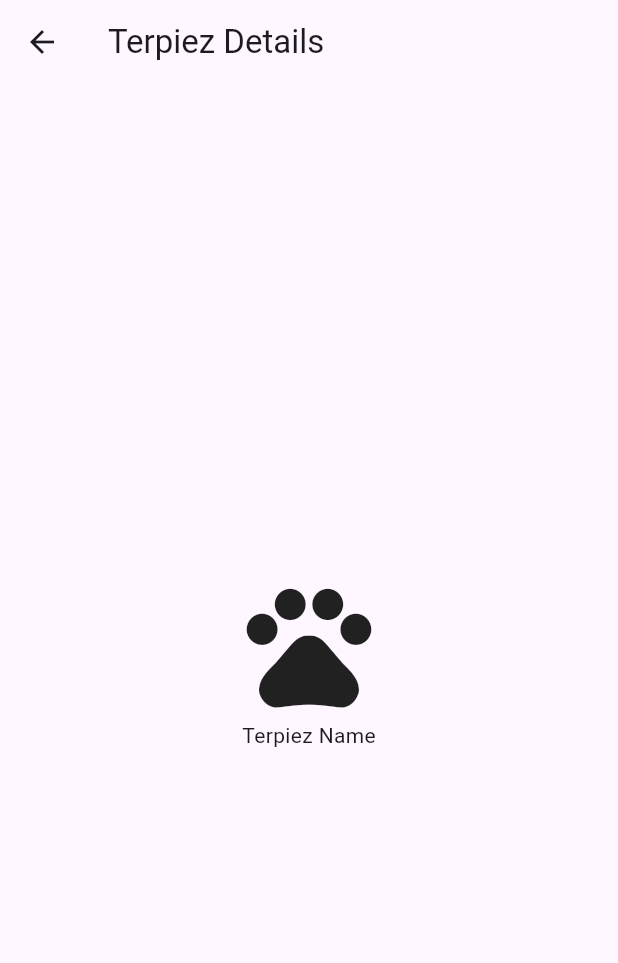
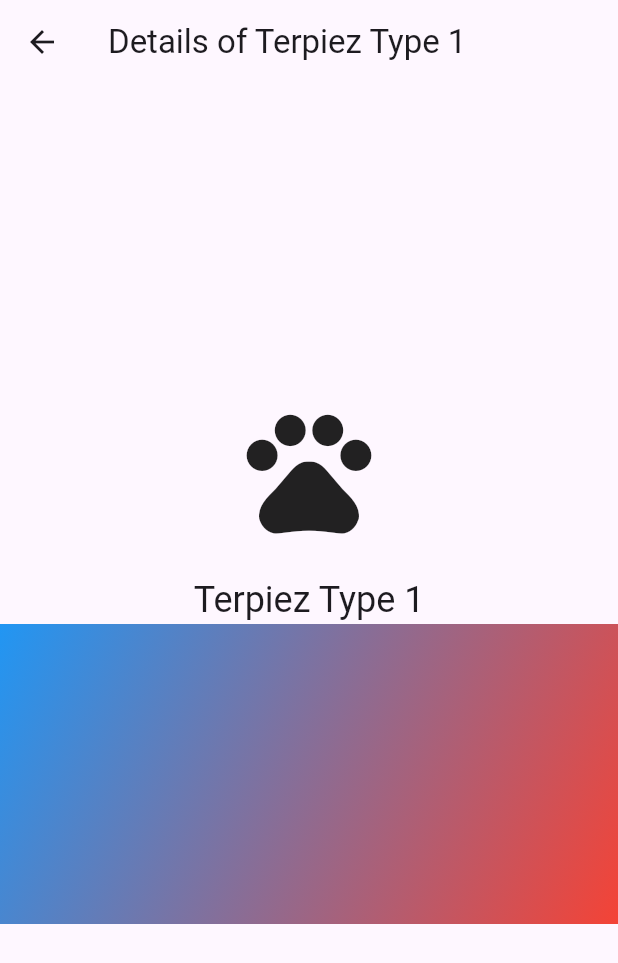
Before and after one commit to umangj123/FlutterApp, a Flutter app: the screen it shows after launch, after a tap on "Terpiez Type 1", on a phone screen of 412 x 824 dp. Shown: the top 963 px of the screen. Run offline on Flutter 3.47's test engine with Material 3 defaults, Android fonts, the phone set to English and light mode, and no system bars.

Commit message:
phasse 2

```diff
--- a/terpiez/lib/main.dart
+++ b/terpiez/lib/main.dart
@@ -1,7 +1,14 @@
 import 'package:flutter/material.dart';
+import 'package:provider/provider.dart';
+import 'models/user_model.dart';
 
 void main() {
-  runApp(MyApp());
+  runApp(
+      ChangeNotifierProvider(
+      create: (context) => UserModel(),
+      child: MyApp(),
+      ),
+  );
 }
 
 class MyApp extends StatelessWidget {
@@ -58,65 +65,134 @@ class _MyHomePageState extends State<MyHomePage> with SingleTickerProviderStateM
 }
 
 
+// class ListTab extends StatelessWidget {
+//   @override
+//   Widget build(BuildContext context) {
+//     return ListView(
+//       children: <Widget>[
+//         ListTile(
+//           leading: Icon(Icons.pets),
+//           title: Text('Terpiez Type 1'),
+//           onTap: () {
+//             Navigator.push(context, MaterialPageRoute(builder: (context) => DetailsScreen()));
+//           },
+//         ),
+//         // Add more list tiles for other types
+//       ],
+//     );
+//   }
+// }
+
 class ListTab extends StatelessWidget {
   @override
   Widget build(BuildContext context) {
-    return ListView(
-      children: <Widget>[
-        ListTile(
-          leading: Icon(Icons.pets),
-          title: Text('Terpiez Type 1'),
+    // Example list of Terpiez types
+    final List<String> terpiezTypes = ['Terpiez Type 1', 'Terpiez Type 2', 'Terpiez Type 3'];
+
+    return ListView.builder(
+      itemCount: terpiezTypes.length,
+      itemBuilder: (context, index) {
+        String terpiezType = terpiezTypes[index];
+        return ListTile(
+          leading: Hero(
+            tag: 'hero-$terpiezType', // Unique tag for each Hero
+            child: Icon(Icons.pets),
+          ),
+          title: Text(terpiezType),
           onTap: () {
-            Navigator.push(context, MaterialPageRoute(builder: (context) => DetailsScreen()));
+            Navigator.push(context, MaterialPageRoute(builder: (context) => DetailsScreen(terpiezType: terpiezType)));
           },
-        ),
-        // Add more list tiles for other types
-      ],
+        );
+      },
     );
   }
 }
 
+
 class FinderTab extends StatelessWidget {
   @override
   Widget build(BuildContext context) {
+    return GestureDetector(
+      onTap: () => Provider.of<UserModel>(context, listen: false).incrementTerpiez(),
+      child: Center(
+        child: Column(
+          mainAxisAlignment: MainAxisAlignment.center,
+          children: <Widget>[
+            Image.asset('assets/map.png'),
+            Text('Tap anywhere on the map to capture Terpiez!'),
+          ],
+        ),
+      ),
+    );
+  }
+}
+
+
+class StatisticsTab extends StatelessWidget {
+  @override
+  Widget build(BuildContext context) {
+    UserModel userModel = Provider.of<UserModel>(context);
     return Center(
       child: Column(
         mainAxisAlignment: MainAxisAlignment.center,
         children: <Widget>[
-          Image.asset('assets/map.png'), // Ensure you have this asset
-          Text('Distance to nearest Terpiez: 100m'),
+          Text('Total Captures: ${userModel.terpiezCaught}'),
+          Text('Days Played: ${userModel.getDaysPlayed()}'),
         ],
       ),
     );
   }
 }
 
-class StatisticsTab extends StatelessWidget {
-  @override
-  Widget build(BuildContext context) {
-    return Center(
-      child: Column(
-        mainAxisAlignment: MainAxisAlignment.center,
-        children: <Widget>[
-          Text('Total Captures: 10'),
-          Text('Days Played: 5'),
-        ],
-      ),
-    );
-  }
-}
+// class DetailsScreen extends StatelessWidget {
+//   @override
+//   Widget build(BuildContext context) {
+//     return Scaffold(
+//       appBar: AppBar(title: Text('Terpiez Details')),
+//       body: Center(
+//         child: Column(
+//           mainAxisAlignment: MainAxisAlignment.center,
+//           children: <Widget>[
+//             Icon(Icons.pets, size: 100),
+//             Text('Terpiez Name'),
+//           ],
+//         ),
+//       ),
+//     );
+//   }
+// }
 
 class DetailsScreen extends StatelessWidget {
+  final String terpiezType; // The type of Terpiez passed from the ListTab
+
+  DetailsScreen({required this.terpiezType});
+
   @override
   Widget build(BuildContext context) {
     return Scaffold(
-      appBar: AppBar(title: Text('Terpiez Details')),
+      appBar: AppBar(title: Text('Details of $terpiezType')),
       body: Center(
         child: Column(
           mainAxisAlignment: MainAxisAlignment.center,
-          children: <Widget>[
-            Icon(Icons.pets, size: 100),
-            Text('Terpiez Name'),
+          children: [
+            Hero(
+              tag: 'hero-$terpiezType', // The same unique tag used in ListTab
+              child: Icon(Icons.pets, size: 100),
+            ),
+            SizedBox(height: 20),
+            Text(terpiezType, style: Theme.of(context).textTheme.headline5),
+            AnimatedContainer(
+              duration: Duration(seconds: 1),
+              width: double.infinity,
+              height: 200,
+              decoration: BoxDecoration(
+                gradient: LinearGradient(
+                  begin: Alignment.topLeft,
+                  end: Alignment.bottomRight,
+                  colors: [Colors.blue, Colors.red],
+                ),
+              ),
+            ),
           ],
         ),
       ),
--- a/terpiez/pubspec.yaml
+++ b/terpiez/pubspec.yaml
@@ -30,6 +30,8 @@ environment:
 dependencies:
   flutter:
     sdk: flutter
+  provider: ^6.0.0
+  uuid: ^3.0.4
 
 
   # The following adds the Cupertino Icons font to your application.
```
Also changed, not shown: terpiez/lib/models/user_model.dart (added, +21 -0 lines), terpiez/pubspec.lock.
